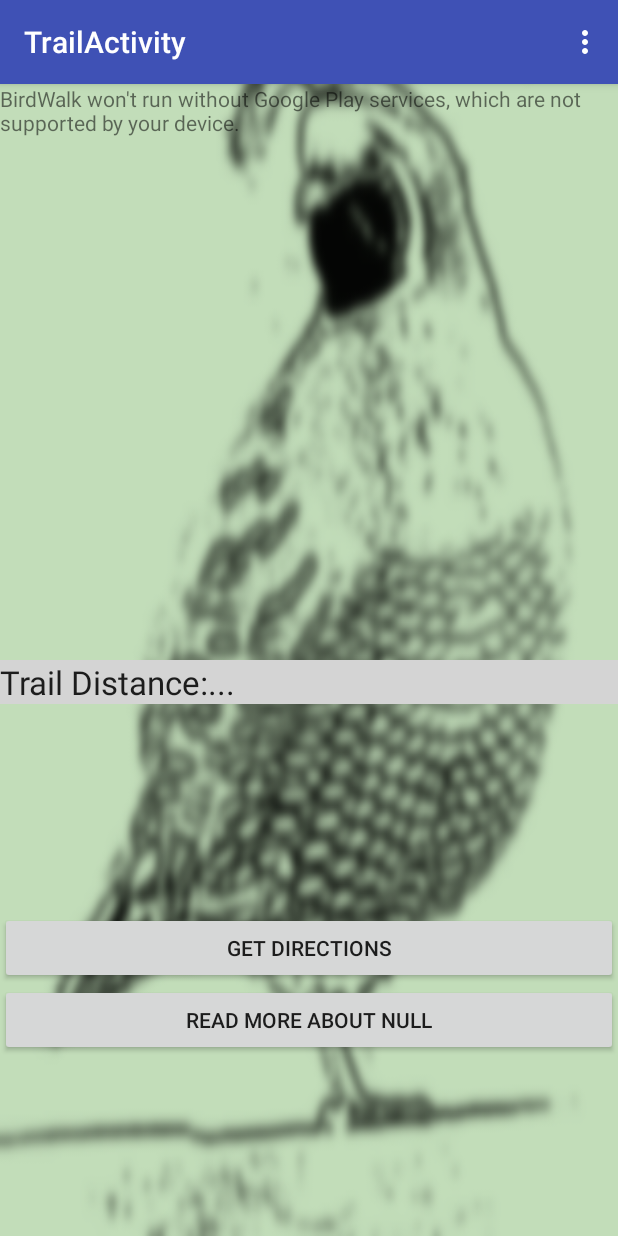
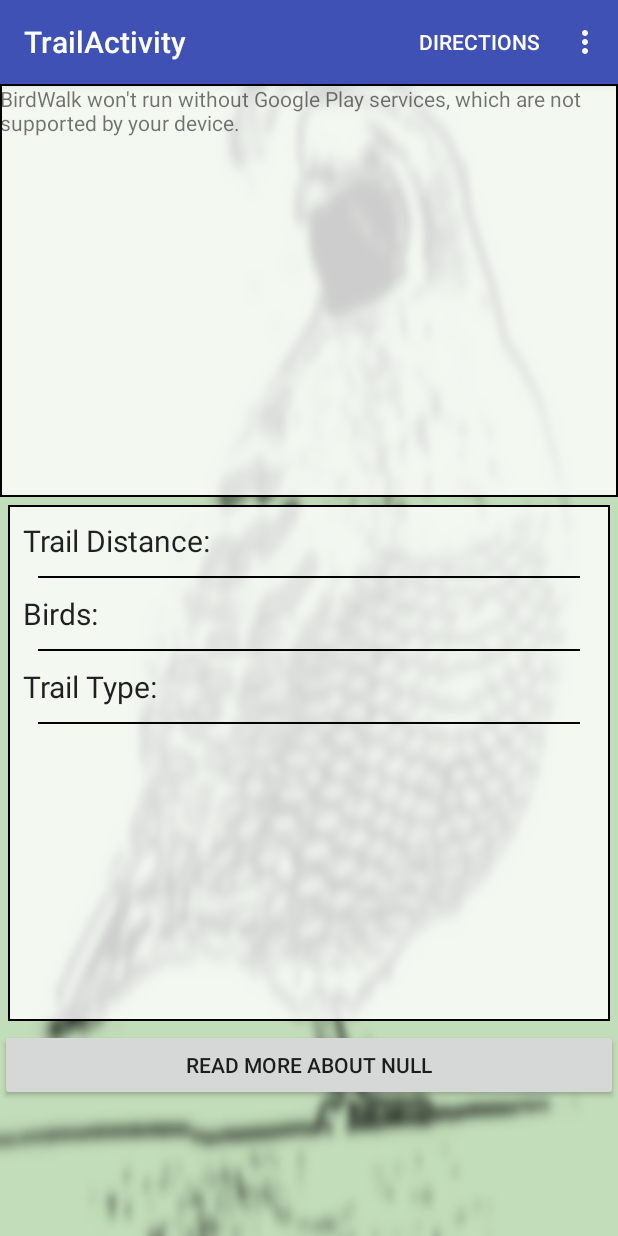
Before and after one commit to aznhippo/BirdWalk, an Android app: the TrailActivity screen opened directly, with no data from a screen before it, on a phone screen of 412 x 824 dp. Run offline under Robolectric (Android 15) with nearby library versions, the light colour scheme and no system bars; 1 statement that could not run was skipped.

Commit message:
trailactivity ui fixes

```diff
--- a/app/src/main/java/com/example/josh/birdwalk/Trail.java
+++ b/app/src/main/java/com/example/josh/birdwalk/Trail.java
@@ -12,13 +12,15 @@ class Trail {
     public String excName;
     public String diff;
     public String birds;
+    public String type;
 
-    public Trail(LatLng sLotPoint, LatLng[] sPoints, String sExcName, String sDiff, String sBirds){
+    public Trail(LatLng sLotPoint, LatLng[] sPoints, String sExcName, String sDiff, String sBirds, String sType){
         lotPoint = sLotPoint;
         points = sPoints;
         excName = sExcName;
         diff = sDiff;
         birds = sBirds;
+        type = sType;
     }
 
     public LatLng getStart(){
--- /dev/null
+++ b/app/src/main/res/drawable/text_back.xml
@@ -0,0 +1,9 @@
+<shape xmlns:android="http://schemas.android.com/apk/res/android"
+    android:shape="rectangle" >
+    <solid
+        android:color="#CCFFFFFF" />
+
+    <stroke
+        android:width="1dp"
+        android:color="#000000"/>
+</shape>
--- a/app/src/main/res/layout/content_trail.xml
+++ b/app/src/main/res/layout/content_trail.xml
@@ -12,7 +12,8 @@
     <LinearLayout
         android:layout_width="match_parent"
         android:layout_height="0dp"
-        android:layout_weight=".5">
+        android:layout_weight=".4"
+        android:background="@drawable/text_back">
 
         <fragment xmlns:android="http://schemas.android.com/apk/res/android"
             xmlns:tools="http://schemas.android.com/tools"
@@ -27,35 +28,20 @@
         android:layout_width="match_parent"
         android:layout_height="0dp"
         android:orientation="vertical"
-        android:layout_weight=".5">
+        android:layout_weight=".5"
+        android:layout_margin="5dp"
+        android:background="@drawable/text_back">
 
-        <!--<Button-->
-        <!--android:layout_width="match_parent"-->
-        <!--android:layout_height="wrap_content"-->
-        <!--android:text="Change Map Type"-->
-        <!--android:id="@+id/changemap"-->
-        <!--android:onClick="showMapTypeSelectorDialog"-->
-        <!--/>-->
 
-        <Button
-            style="?android:attr/buttonStyleSmall"
+        <TextView
             android:layout_width="match_parent"
             android:layout_height="wrap_content"
-            android:text="Get Directions"
-            android:id="@+id/directions"
-            android:onClick="launchDirections"
-            android:layout_centerVertical="true"
-            android:layout_alignParentLeft="true"
-            android:layout_alignParentStart="true" />
-
-        <Button
-            style="?android:attr/buttonStyleSmall"
-            android:layout_width="match_parent"
-            android:layout_height="wrap_content"
-            android:text="Read More About ....."
-            android:id="@+id/excerpt"
-            android:onClick="launchExcerpt"
-            android:layout_below="@+id/directions"
+            android:textAppearance="?android:attr/textAppearanceLarge"
+            android:text="Trail Distance:"
+            android:id="@+id/distText"
+            android:maxLines="1"
+            android:padding="10dp"
+            android:textSize="20dp"
             android:layout_alignParentLeft="true"
             android:layout_alignParentStart="true" />
 
@@ -63,13 +49,77 @@
             android:layout_width="match_parent"
             android:layout_height="wrap_content"
             android:textAppearance="?android:attr/textAppearanceLarge"
-            android:text="Trail Distance:..."
-            android:id="@+id/distText"
-            android:background="#d4d4d4"
-            android:layout_alignParentTop="true"
+            android:text="Birds:"
+            android:id="@+id/birdsText"
+            android:maxLines="1"
+            android:padding="10dp"
+            android:textSize="20dp"
+            android:layout_below="@+id/view2"
+            android:layout_alignParentLeft="true"
+            android:layout_alignParentStart="true" />
+
+        <TextView
+            android:layout_width="match_parent"
+            android:layout_height="wrap_content"
+            android:textAppearance="?android:attr/textAppearanceLarge"
+            android:text="Trail Type: "
+            android:id="@+id/typeText"
+            android:maxLines="1"
+            android:padding="10dp"
+            android:textSize="20dp"
+            android:layout_below="@+id/view3"
+            android:layout_alignParentLeft="true"
+            android:layout_alignParentStart="true" />
+
+        <View
+            android:layout_width="match_parent"
+            android:layout_height="1dp"
+            android:layout_marginRight="20dp"
+            android:layout_marginLeft="20dp"
+            android:background="@android:color/black"
+            android:id="@+id/view2"
+            android:layout_below="@+id/distText"
+            android:layout_alignParentLeft="true"
+            android:layout_alignParentStart="true" />
+
+        <View
+            android:layout_width="match_parent"
+            android:layout_height="1dp"
+            android:layout_marginRight="20dp"
+            android:layout_marginLeft="20dp"
+            android:background="@android:color/black"
+            android:id="@+id/view3"
+            android:layout_below="@+id/birdsText"
+            android:layout_alignParentLeft="true"
+            android:layout_alignParentStart="true" />
+
+        <View
+            android:layout_width="fill_parent"
+            android:layout_height="1dp"
+            android:layout_marginRight="20dp"
+            android:layout_marginLeft="20dp"
+            android:background="@android:color/black"
+            android:id="@+id/view4"
+            android:layout_below="@+id/typeText"
+            android:layout_centerHorizontal="true" />
+
+    </RelativeLayout>
+
+    <LinearLayout
+        android:layout_width="match_parent"
+        android:layout_height="0dp"
+        android:layout_weight=".2">
+
+        <Button
+            style="?android:attr/buttonStyleSmall"
+            android:layout_width="match_parent"
+            android:layout_height="wrap_content"
+            android:text="Read More About "
+            android:id="@+id/excerpt"
+            android:onClick="launchExcerpt"
+            android:layout_alignParentBottom="true"
             android:layout_alignParentLeft="true"
             android:layout_alignParentStart="true"
-            android:maxLines="1" />
-
-    </RelativeLayout>
+            android:layout_marginBottom="50dp" />
+    </LinearLayout>
 </LinearLayout>
```
Also changed, not shown: app/src/main/java/com/example/josh/birdwalk/TrailActivity.java (+47 -14 lines), app/src/main/java/com/example/josh/birdwalk/TrailData.java (+29 -29 lines).
